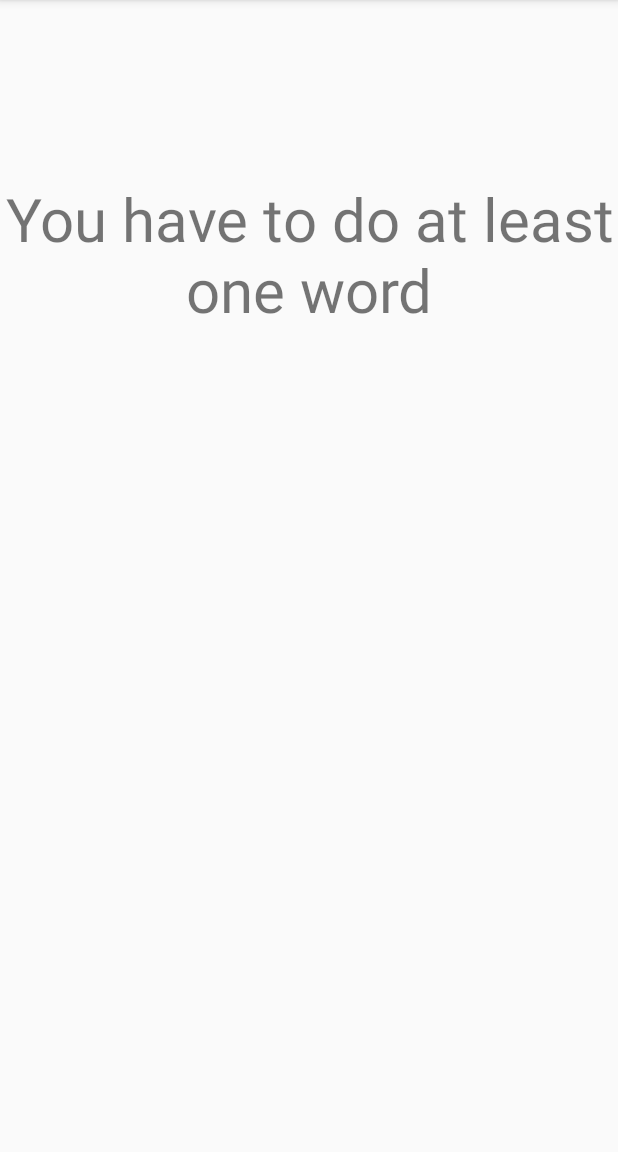
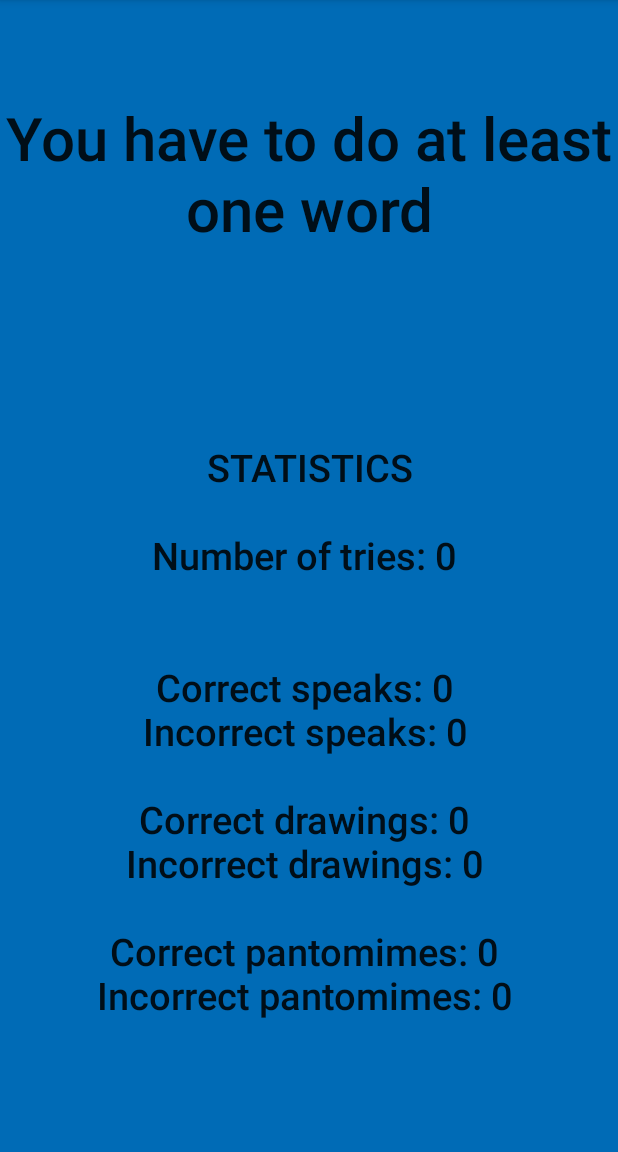
Before and after one commit to gapso8/ActivityGame, an Android app: the EndActivity screen opened directly, with no data from a screen before it, on a phone screen of 412 x 824 dp, the part 84-1236 px from its top. Run offline under Robolectric (Android 15) with nearby library versions, the phone set to English and light mode, and no system bars; 8 statements that could not run were skipped.

Commit message:
backgroudg color change, endActivity - Statistics, ...

```diff
--- a/app/src/main/java/com/example/gaper/activity/EndActivity.java
+++ b/app/src/main/java/com/example/gaper/activity/EndActivity.java
@@ -8,33 +8,46 @@ import android.widget.TextView;
 public class EndActivity extends SecondActivity {
 
     private TextView endText;
+    private TextView stats;
 
     double average;
-    private double incorrectVal;
-    private double correctVal;
+    private int incorrectVal;
+    private int correctVal;
+    private double correct;
+    private double incorrect;
+    private int specorVal;
+    private int speincVal;
+    private int dracorVal;
+    private int draincVal;
+    private int pancorVal;
+    private int panincVal;
 
     @Override
     protected void onCreate(Bundle savedInstanceState) {
         super.onCreate(savedInstanceState);
         setContentView(R.layout.activity_end);
         endText = (TextView) findViewById(R.id.endText);
+        stats = (TextView) findViewById(R.id.stats);
 
         Bundle myBundle = getIntent().getExtras();
-        correctVal = myBundle.getDouble("valueCorrect");
-        incorrectVal = myBundle.getDouble("valueIncorrect");
-
-        Log.d("neki", "correct val: " + correctVal);
-        Log.d("neki", "incorrect val: " + incorrectVal);
+        correctVal = myBundle.getInt("valueCorrect"); correct = correctVal;
+        incorrectVal = myBundle.getInt("valueIncorrect"); incorrect = incorrectVal;
+        specorVal = myBundle.getInt("valueSpecor");
+        speincVal = myBundle.getInt("valueSpeinc");
+        dracorVal = myBundle.getInt("valueDracor");
+        draincVal = myBundle.getInt("valueDrainc");
+        pancorVal = myBundle.getInt("valuePancor");
+        panincVal = myBundle.getInt("valuePaninc");
 
         setText();
+        setStats();
     }
 
     private void setText() {
-        average = (correctVal / (correctVal + incorrectVal));
-
+        average = (correct / (correct + incorrect));
         String avgString = String.format("\nYour average is %d %%", (int)(average * 100));
 
-        if (correctVal + incorrectVal == 0)
+        if (correct + incorrect == 0)
             endText.setText("You have to do at least one word");
         else if (average >= 0.9)
             endText.setText("Very good!" + avgString);
@@ -46,4 +59,14 @@ public class EndActivity extends SecondActivity {
             endText.setText("Very bad!" + avgString);
     }
 
+    private void setStats(){
+        String tries = String.format("\nNumber of tries: %d \n", correctVal + incorrectVal);
+        String speaking = String.format("\n\nCorrect speaks: %d \nIncorrect speaks: %d \n",specorVal, speincVal);
+        String drawing = String.format("\nCorrect drawings: %d \nIncorrect drawings: %d \n",dracorVal, draincVal);
+        String pantomime = String.format("\nCorrect pantomimes: %d \nIncorrect pantomimes: %d \n",pancorVal, panincVal);
+
+        stats.setText("STATISTICS\n" + tries + speaking + drawing + pantomime);
+    }
+
+
 }
--- a/app/src/main/res/layout/activity_end.xml
+++ b/app/src/main/res/layout/activity_end.xml
@@ -4,19 +4,36 @@
     xmlns:tools="http://schemas.android.com/tools"
     android:layout_width="match_parent"
     android:layout_height="match_parent"
+    android:background="#006BB6"
     tools:context="com.example.gaper.activity.EndActivity">
 
     <TextView
         android:id="@+id/endText"
         android:layout_width="0dp"
-        android:layout_height="246dp"
+        android:layout_height="229dp"
         android:text="@string/endText"
         android:textAlignment="center"
+        android:textAppearance="@style/TextAppearance.AppCompat.Title"
         android:textSize="40sp"
         app:layout_constraintBottom_toBottomOf="parent"
         app:layout_constraintEnd_toEndOf="parent"
+        app:layout_constraintHorizontal_bias="0.0"
         app:layout_constraintStart_toStartOf="parent"
         app:layout_constraintTop_toTopOf="parent"
-        app:layout_constraintVertical_bias="0.227" />
+        app:layout_constraintVertical_bias="0.12" />
+
+    <TextView
+        android:id="@+id/stats"
+        android:layout_width="339dp"
+        android:layout_height="0dp"
+        android:text="@string/statisticsText"
+        android:textAlignment="center"
+        android:textAppearance="@style/TextAppearance.AppCompat.Title"
+        android:textSize="25sp"
+        app:layout_constraintBottom_toBottomOf="parent"
+        app:layout_constraintEnd_toEndOf="parent"
+        app:layout_constraintStart_toStartOf="parent"
+        app:layout_constraintTop_toBottomOf="@+id/endText"
+        app:layout_constraintVertical_bias="0.28" />
 
 </android.support.constraint.ConstraintLayout>
--- a/app/src/main/res/values/strings.xml
+++ b/app/src/main/res/values/strings.xml
@@ -14,4 +14,5 @@
     <string name="statisticsButton">Statistics</string>
     <string name="endText">text</string>
     <string name="statistics">Statistics</string>
+    <string name="statisticsText">TextView</string>
 </resources>
```
Also changed, not shown: app/src/main/java/com/example/gaper/activity/SecondActivity.java (+50 -14 lines), app/src/main/res/layout/activity_main.xml (+5 -3 lines), app/src/main/res/layout/activity_second.xml (+30 -21 lines).
